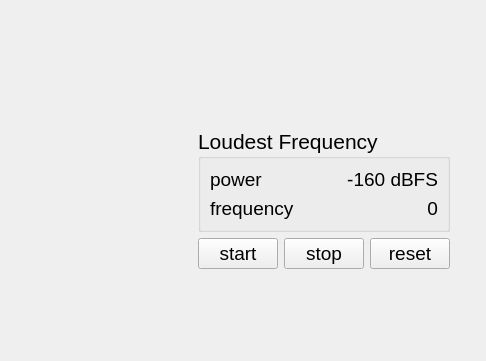
Old version of the form kep.ui in the repository jens-j/krijseenprijs; both pictures show x 558 to 1044 and y 0 to 361 of the 1044 by 871 pixel window.
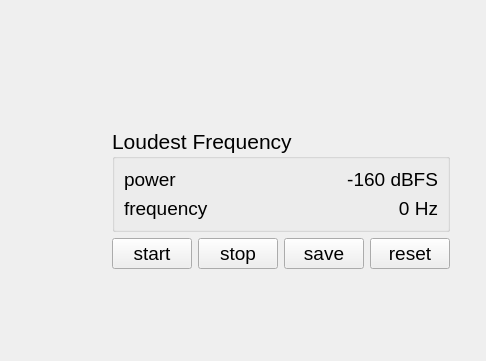
New version of the form. Custom widgets are drawn as their Qt base class.

Commit message: export pngs

```diff
--- a/kep.ui
+++ b/kep.ui
@@ -158,7 +158,7 @@
                      </font>
                     </property>
                     <property name="text">
-                     <string>0</string>
+                     <string>0 Hz</string>
                     </property>
                     <property name="alignment">
                      <set>Qt::AlignRight|Qt::AlignTrailing|Qt::AlignVCenter</set>
@@ -196,6 +196,18 @@
                  </property>
                 </widget>
                </item>
+               <item>
+                <widget class="QPushButton" name="saveButton">
+                 <property name="font">
+                  <font>
+                   <pointsize>14</pointsize>
+                  </font>
+                 </property>
+                 <property name="text">
+                  <string>save</string>
+                 </property>
+                </widget>
+               </item>
                <item>
                 <widget class="QPushButton" name="resetButton">
                  <property name="font">
```
The commit also changes 1 other file.
